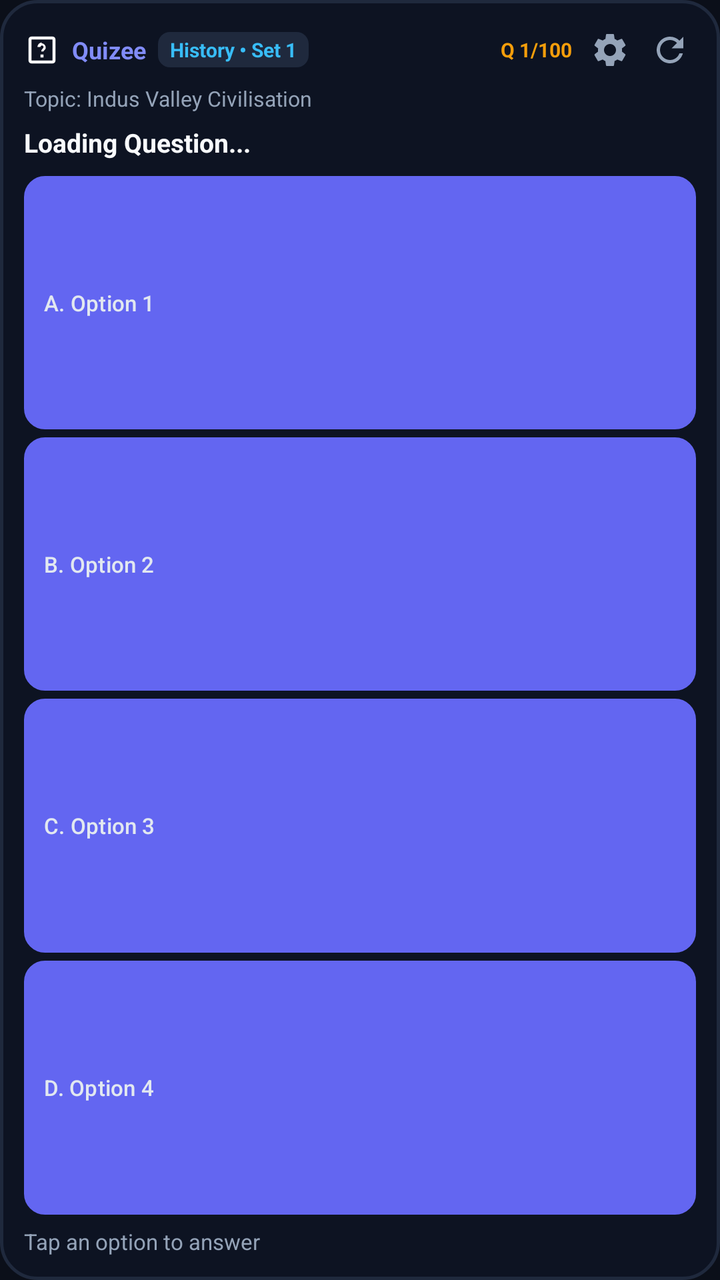
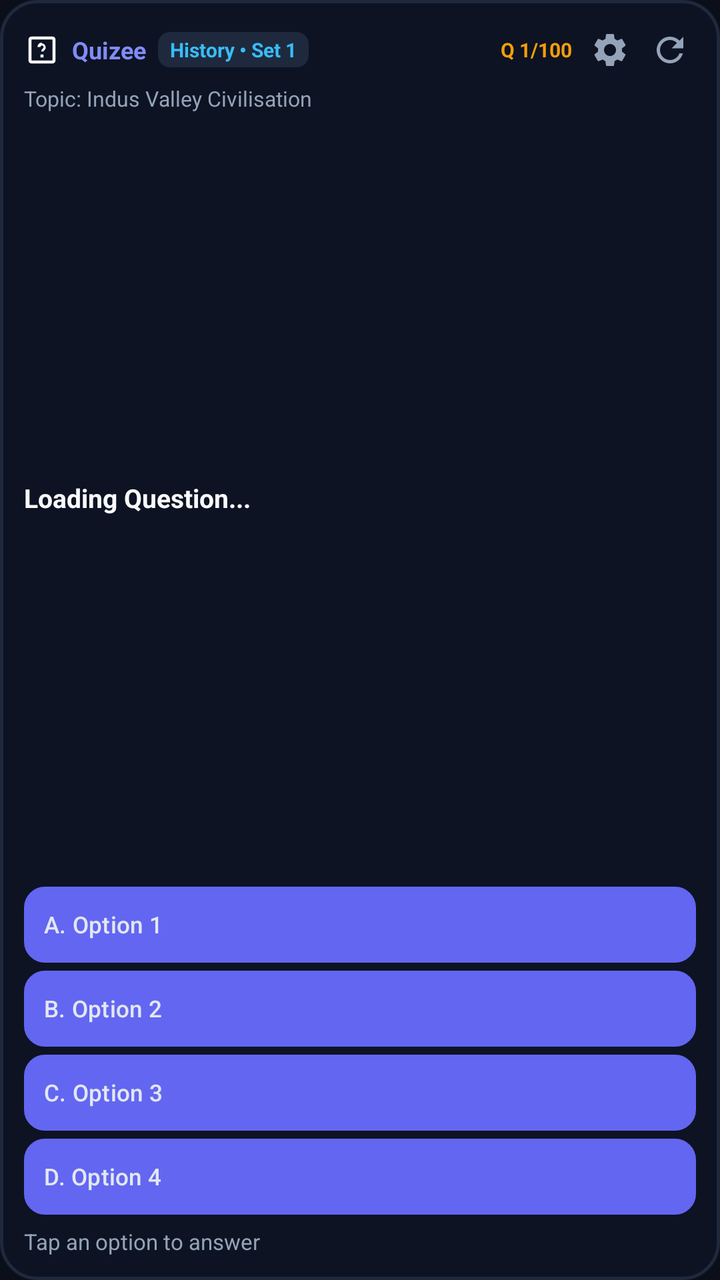

Before-and-after screenshots of an Android layout around one commit, followed by the original layout XML and the change that was made.
<!-- AndroidManifest.xml: application theme Theme.QuizLock -->
<!-- res/layout/widget_custom_topic_layout.xml -->
<?xml version="1.0" encoding="utf-8"?>
<LinearLayout xmlns:android="http://schemas.android.com/apk/res/android"
    android:id="@+id/widget_root"
    android:layout_width="match_parent"
    android:layout_height="match_parent"
    android:background="@drawable/bg_widget_card"
    android:orientation="vertical"
    android:padding="12dp">

    
    <RelativeLayout
        android:layout_width="match_parent"
        android:layout_height="wrap_content"
        android:layout_marginBottom="4dp">

        <LinearLayout
            android:id="@+id/widget_header_left"
            android:layout_width="wrap_content"
            android:layout_height="wrap_content"
            android:layout_alignParentStart="true"
            android:layout_centerVertical="true"
            android:gravity="center_vertical"
            android:orientation="horizontal">

            <ImageView
                android:id="@+id/widget_img_logo"
                android:layout_width="18dp"
                android:layout_height="18dp"
                android:layout_marginEnd="6dp"
                android:src="@drawable/ic_quiz" />

            <TextView
                android:id="@+id/widget_tv_title"
                android:layout_width="wrap_content"
                android:layout_height="wrap_content"
                android:text="Quizee"
                android:textColor="#818CF8"
                android:textSize="12sp"
                android:textStyle="bold" />

            <TextView
                android:id="@+id/widget_tv_badge"
                android:layout_width="wrap_content"
                android:layout_height="wrap_content"
                android:layout_marginStart="6dp"
                android:background="@drawable/bg_widget_badge"
                android:ellipsize="end"
                android:maxLines="1"
                android:paddingHorizontal="6dp"
                android:paddingVertical="2dp"
                android:text="History • Set 1"
                android:textColor="#38BDF8"
                android:textSize="10sp"
                android:textStyle="bold" />
        </LinearLayout>

        <LinearLayout
            android:id="@+id/widget_header_right"
            android:layout_width="wrap_content"
            android:layout_height="wrap_content"
            android:layout_alignParentEnd="true"
            android:layout_centerVertical="true"
            android:gravity="center_vertical"
            android:orientation="horizontal">

            <TextView
                android:id="@+id/widget_tv_counter"
                android:layout_width="wrap_content"
                android:layout_height="wrap_content"
                android:layout_marginEnd="6dp"
                android:text="Q 1/100"
                android:textColor="#F59E0B"
                android:textSize="10sp"
                android:textStyle="bold" />

            <ImageButton
                android:id="@+id/widget_btn_config"
                android:layout_width="26dp"
                android:layout_height="26dp"
                android:layout_marginEnd="4dp"
                android:background="?android:attr/selectableItemBackground"
                android:contentDescription="Change Topic or Set"
                android:padding="3dp"
                android:scaleType="fitCenter"
                android:src="@drawable/ic_widget_settings" />

            <ImageButton
                android:id="@+id/widget_btn_refresh"
                android:layout_width="26dp"
                android:layout_height="26dp"
                android:background="?android:attr/selectableItemBackground"
                android:contentDescription="Next or Refresh Question"
                android:padding="3dp"
                android:scaleType="fitCenter"
                android:src="@drawable/ic_widget_refresh" />
        </LinearLayout>
    </RelativeLayout>

    
    <TextView
        android:id="@+id/widget_tv_topic"
        android:layout_width="match_parent"
        android:layout_height="wrap_content"
        android:layout_marginBottom="6dp"
        android:ellipsize="end"
        android:maxLines="1"
        android:text="Topic: Indus Valley Civilisation"
        android:textColor="#94A3B8"
        android:textSize="10.5sp" />

    
    <TextView
        android:id="@+id/widget_tv_question"
        android:layout_width="match_parent"
        android:layout_height="wrap_content"
        android:layout_marginBottom="8dp"
        android:ellipsize="end"
        android:lineSpacingExtra="2dp"
        android:maxLines="3"
        android:text="Loading Question..."
        android:textColor="#F8FAFC"
        android:textSize="13sp"
        android:textStyle="bold" />

    
    <LinearLayout
        android:layout_width="match_parent"
        android:layout_height="0dp"
        android:layout_weight="1"
        android:orientation="vertical">

        <Button
            android:id="@+id/widget_btn_opt1"
            android:layout_width="match_parent"
            android:layout_height="0dp"
            android:layout_marginBottom="4dp"
            android:layout_weight="1"
            android:background="@drawable/bg_widget_option_default"
            android:ellipsize="end"
            android:gravity="start|center_vertical"
            android:maxLines="2"
            android:paddingHorizontal="10dp"
            android:paddingVertical="2dp"
            android:text="A. Option 1"
            android:textAllCaps="false"
            android:textColor="#E2E8F0"
            android:textSize="11sp" />

        <Button
            android:id="@+id/widget_btn_opt2"
            android:layout_width="match_parent"
            android:layout_height="0dp"
            android:layout_marginBottom="4dp"
            android:layout_weight="1"
            android:background="@drawable/bg_widget_option_default"
            android:ellipsize="end"
            android:gravity="start|center_vertical"
            android:maxLines="2"
            android:paddingHorizontal="10dp"
            android:paddingVertical="2dp"
            android:text="B. Option 2"
            android:textAllCaps="false"
            android:textColor="#E2E8F0"
            android:textSize="11sp" />

        <Button
            android:id="@+id/widget_btn_opt3"
            android:layout_width="match_parent"
            android:layout_height="0dp"
            android:layout_marginBottom="4dp"
            android:layout_weight="1"
            android:background="@drawable/bg_widget_option_default"
            android:ellipsize="end"
            android:gravity="start|center_vertical"
            android:maxLines="2"
            android:paddingHorizontal="10dp"
            android:paddingVertical="2dp"
            android:text="C. Option 3"
            android:textAllCaps="false"
            android:textColor="#E2E8F0"
            android:textSize="11sp" />

        <Button
            android:id="@+id/widget_btn_opt4"
            android:layout_width="match_parent"
            android:layout_height="0dp"
            android:layout_weight="1"
            android:background="@drawable/bg_widget_option_default"
            android:ellipsize="end"
            android:gravity="start|center_vertical"
            android:maxLines="2"
            android:paddingHorizontal="10dp"
            android:paddingVertical="2dp"
            android:text="D. Option 4"
            android:textAllCaps="false"
            android:textColor="#E2E8F0"
            android:textSize="11sp" />
    </LinearLayout>

    
    <RelativeLayout
        android:layout_width="match_parent"
        android:layout_height="wrap_content"
        android:layout_marginTop="6dp">

        <TextView
            android:id="@+id/widget_tv_feedback"
            android:layout_width="wrap_content"
            android:layout_height="wrap_content"
            android:layout_alignParentStart="true"
            android:layout_centerVertical="true"
            android:layout_toStartOf="@+id/widget_btn_next"
            android:ellipsize="end"
            android:maxLines="1"
            android:text="Tap an option to answer"
            android:textColor="#94A3B8"
            android:textSize="11sp" />

        <Button
            android:id="@+id/widget_btn_next"
            android:layout_width="wrap_content"
            android:layout_height="30dp"
            android:layout_alignParentEnd="true"
            android:layout_centerVertical="true"
            android:background="@drawable/bg_widget_btn_next"
            android:minWidth="70dp"
            android:paddingHorizontal="10dp"
            android:text="Next ➔"
            android:textAllCaps="false"
            android:textColor="#FFFFFF"
            android:textSize="11sp"
            android:textStyle="bold"
            android:visibility="gone" />
    </RelativeLayout>
</LinearLayout>
<!-- resources referenced by this layout -->
<resources>
  <!-- drawable bg_widget_badge (drawable) -->
  <?xml version="1.0" encoding="utf-8"?>
  <shape xmlns:android="http://schemas.android.com/apk/res/android"
      android:shape="rectangle">
      <corners android:radius="6dp" />
      <solid android:color="#1F293D" />
  </shape>
  <!-- drawable bg_widget_btn_next (drawable) -->
  <?xml version="1.0" encoding="utf-8"?>
  <shape xmlns:android="http://schemas.android.com/apk/res/android"
      android:shape="rectangle">
      <corners android:radius="10dp" />
      <solid android:color="#4F46E5" />
  </shape>
  <!-- drawable bg_widget_card (drawable) -->
  <?xml version="1.0" encoding="utf-8"?>
  <shape xmlns:android="http://schemas.android.com/apk/res/android"
      android:shape="rectangle">
      <corners android:radius="18dp" />
      <solid android:color="#0D1322" />
      <stroke
          android:width="1.5dp"
          android:color="#1F293D" />
  </shape>
  <!-- drawable bg_widget_option_default (drawable) -->
  <?xml version="1.0" encoding="utf-8"?>
  <shape xmlns:android="http://schemas.android.com/apk/res/android"
      android:shape="rectangle">
      <corners android:radius="10dp" />
      <solid android:color="#161F30" />
      <stroke
          android:width="1dp"
          android:color="#26354D" />
  </shape>
  <!-- drawable ic_quiz (drawable) -->
  <vector xmlns:android="http://schemas.android.com/apk/res/android"
      android:width="24dp"
      android:height="24dp"
      android:viewportWidth="24"
      android:viewportHeight="24">
    <path
        android:fillColor="#FFFFFFFF"
        android:pathData="M19,3H5C3.9,3 3,3.9 3,5v14c0,1.1 0.9,2 2,2h14c1.1,0 2,-0.9 2,-2V5C21,3.9 20.1,3 19,3zM19,19H5V5h14V19zM11,15h2v2h-2V15zM12,7c-1.66,0 -3,1.34 -3,3h2c0,-0.55 0.45,-1 1,-1s1,0.45 1,1c0,1 -1.5,1.5 -1.5,3h1.5c0,-0.75 1.5,-1.25 1.5,-2.5 0,-1.66 -1.34,-3 -3,-3z"/>
  </vector>
  <!-- drawable ic_widget_refresh (drawable) -->
  <vector xmlns:android="http://schemas.android.com/apk/res/android"
      android:width="24dp"
      android:height="24dp"
      android:viewportWidth="24"
      android:viewportHeight="24">
    <path
        android:fillColor="#94A3B8"
        android:pathData="M17.65,6.35C16.2,4.9 14.21,4 12,4c-4.42,0 -7.99,3.58 -7.99,8s3.57,8 7.99,8c3.73,0 6.84,-2.55 7.73,-6h-2.08c-0.82,2.33 -3.04,4 -5.65,4 -3.31,0 -6,-2.69 -6,-6s2.69,-6 6,-6c1.66,0 3.14,0.69 4.22,1.78L13,11h7V4l-2.35,2.35z"/>
  </vector>
  <style name="Theme.QuizLock" parent="Theme.Material3.DayNight.NoActionBar">
          <item name="colorPrimary">@color/primary</item>
          <item name="colorPrimaryDark">@color/primary_dark</item>
          <item name="colorAccent">@color/accent</item>
          <item name="colorSurface">@color/card_dark</item>
          <item name="colorOnSurface">@color/text_primary</item>
          <item name="colorSurfaceVariant">@color/card_dark_elevated</item>
          <item name="colorOnSurfaceVariant">@color/text_secondary</item>
          <item name="android:windowBackground">@color/bg_dark</item>
          <item name="android:colorBackground">@color/bg_dark</item>
          <item name="android:statusBarColor">@color/bg_dark</item>
          <item name="android:navigationBarColor">@color/bg_dark</item>
          <item name="android:windowLightStatusBar">false</item>
          <item name="android:windowLightNavigationBar">false</item>
      </style>
  <color name="primary">#6366F1</color>
  <color name="primary_dark">#4F46E5</color>
  <color name="accent">#6366F1</color>
  <color name="card_dark">#151D2C</color>
  <color name="text_primary">#F8FAFC</color>
  <color name="card_dark_elevated">#1C2638</color>
  <color name="text_secondary">#94A3B8</color>
  <color name="bg_dark">#0B0F19</color>
  <!-- unchanged entries left out for length: 1 -->
</resources>

<!-- the commit's change to res/layout/widget_custom_topic_layout.xml (unified diff, before → after) -->
@@ -101,7 +101,7 @@
         android:id="@+id/widget_tv_topic"
         android:layout_width="match_parent"
         android:layout_height="wrap_content"
-        android:layout_marginBottom="6dp"
+        android:layout_marginBottom="4dp"
         android:ellipsize="end"
         android:maxLines="1"
         android:text="Topic: Indus Valley Civilisation"
@@ -109,92 +109,100 @@
         android:textSize="10.5sp" />
 
     
-    <TextView
-        android:id="@+id/widget_tv_question"
-        android:layout_width="match_parent"
-        android:layout_height="wrap_content"
-        android:layout_marginBottom="8dp"
-        android:ellipsize="end"
-        android:lineSpacingExtra="2dp"
-        android:maxLines="3"
-        android:text="Loading Question..."
-        android:textColor="#F8FAFC"
-        android:textSize="13sp"
-        android:textStyle="bold" />
-
-    
     <LinearLayout
         android:layout_width="match_parent"
         android:layout_height="0dp"
         android:layout_weight="1"
+        android:gravity="center_vertical"
+        android:orientation="vertical"
+        android:paddingVertical="2dp"
+        android:layout_marginBottom="6dp">
+
+        <TextView
+            android:id="@+id/widget_tv_question"
+            android:layout_width="match_parent"
+            android:layout_height="wrap_content"
+            android:ellipsize="end"
+            android:lineSpacingExtra="2dp"
+            android:maxLines="6"
+            android:text="Loading Question..."
+            android:textColor="#F8FAFC"
+            android:textSize="13sp"
+            android:textStyle="bold" />
+    </LinearLayout>
+
+    
+    <LinearLayout
+        android:layout_width="match_parent"
+        android:layout_height="wrap_content"
         android:orientation="vertical">
 
         <Button
             android:id="@+id/widget_btn_opt1"
             android:layout_width="match_parent"
-            android:layout_height="0dp"
+            android:layout_height="wrap_content"
+            android:minHeight="38dp"
             android:layout_marginBottom="4dp"
-            android:layout_weight="1"
-            android:background="@drawable/bg_widget_option_default"
-            android:ellipsize="end"
-            android:gravity="start|center_vertical"
-            android:maxLines="2"
-            android:paddingHorizontal="10dp"
-            android:paddingVertical="2dp"
+            android:background="@drawable/bg_widget_option_default"
+            android:ellipsize="end"
+            android:gravity="start|center_vertical"
+            android:maxLines="2"
+            android:paddingHorizontal="10dp"
+            android:paddingVertical="4dp"
             android:text="A. Option 1"
             android:textAllCaps="false"
             android:textColor="#E2E8F0"
-            android:textSize="11sp" />
+            android:textSize="11.5sp" />
 
         <Button
             android:id="@+id/widget_btn_opt2"
             android:layout_width="match_parent"
-            android:layout_height="0dp"
+            android:layout_height="wrap_content"
+            android:minHeight="38dp"
             android:layout_marginBottom="4dp"
-            android:layout_weight="1"
-            android:background="@drawable/bg_widget_option_default"
-            android:ellipsize="end"
-            android:gravity="start|center_vertical"
-            android:maxLines="2"
-            android:paddingHorizontal="10dp"
-            android:paddingVertical="2dp"
+            android:background="@drawable/bg_widget_option_default"
+            android:ellipsize="end"
+            android:gravity="start|center_vertical"
+            android:maxLines="2"
+            android:paddingHorizontal="10dp"
+            android:paddingVertical="4dp"
             android:text="B. Option 2"
             android:textAllCaps="false"
             android:textColor="#E2E8F0"
-            android:textSize="11sp" />
+            android:textSize="11.5sp" />
 
         <Button
             android:id="@+id/widget_btn_opt3"
             android:layout_width="match_parent"
-            android:layout_height="0dp"
+            android:layout_height="wrap_content"
+            android:minHeight="38dp"
             android:layout_marginBottom="4dp"
-            android:layout_weight="1"
-            android:background="@drawable/bg_widget_option_default"
-            android:ellipsize="end"
-            android:gravity="start|center_vertical"
-            android:maxLines="2"
-            android:paddingHorizontal="10dp"
-            android:paddingVertical="2dp"
+            android:background="@drawable/bg_widget_option_default"
+            android:ellipsize="end"
+            android:gravity="start|center_vertical"
+            android:maxLines="2"
+            android:paddingHorizontal="10dp"
+            android:paddingVertical="4dp"
             android:text="C. Option 3"
             android:textAllCaps="false"
             android:textColor="#E2E8F0"
-            android:textSize="11sp" />
+            android:textSize="11.5sp" />
 
         <Button
             android:id="@+id/widget_btn_opt4"
             android:layout_width="match_parent"
-            android:layout_height="0dp"
-            android:layout_weight="1"
-            android:background="@drawable/bg_widget_option_default"
-            android:ellipsize="end"
-            android:gravity="start|center_vertical"
-            android:maxLines="2"
-            android:paddingHorizontal="10dp"
-            android:paddingVertical="2dp"
+            android:layout_height="wrap_content"
+            android:minHeight="38dp"
+            android:background="@drawable/bg_widget_option_default"
+            android:ellipsize="end"
+            android:gravity="start|center_vertical"
+            android:maxLines="2"
+            android:paddingHorizontal="10dp"
+            android:paddingVertical="4dp"
             android:text="D. Option 4"
             android:textAllCaps="false"
             android:textColor="#E2E8F0"
-            android:textSize="11sp" />
+            android:textSize="11.5sp" />
     </LinearLayout>
 
     
